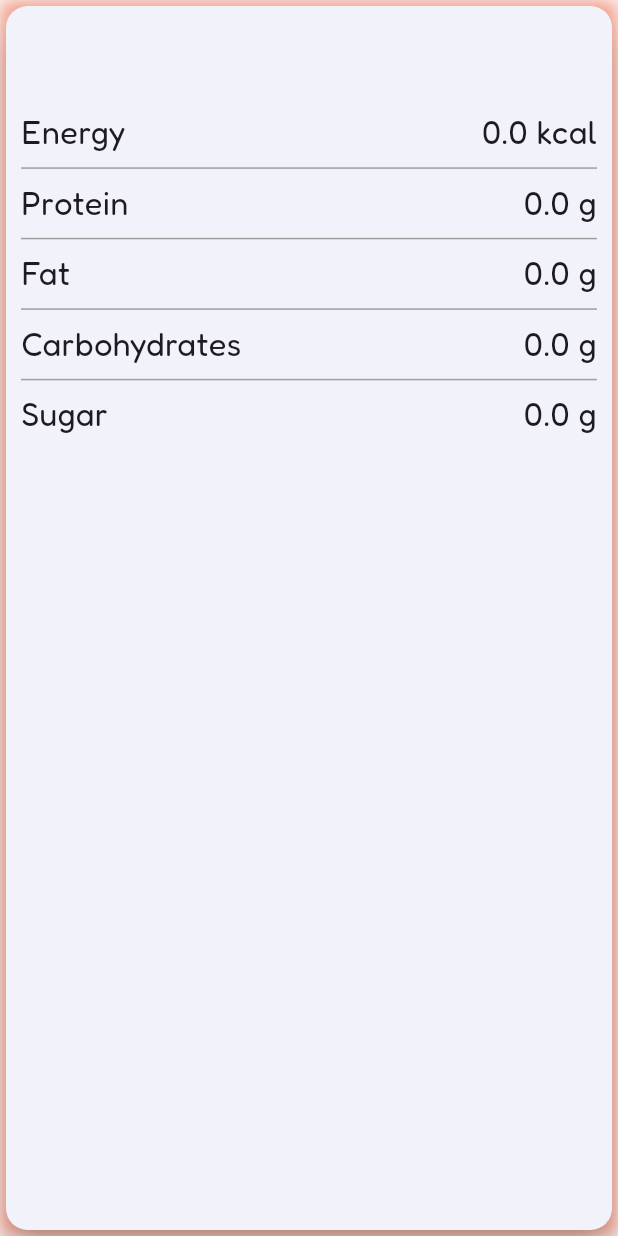
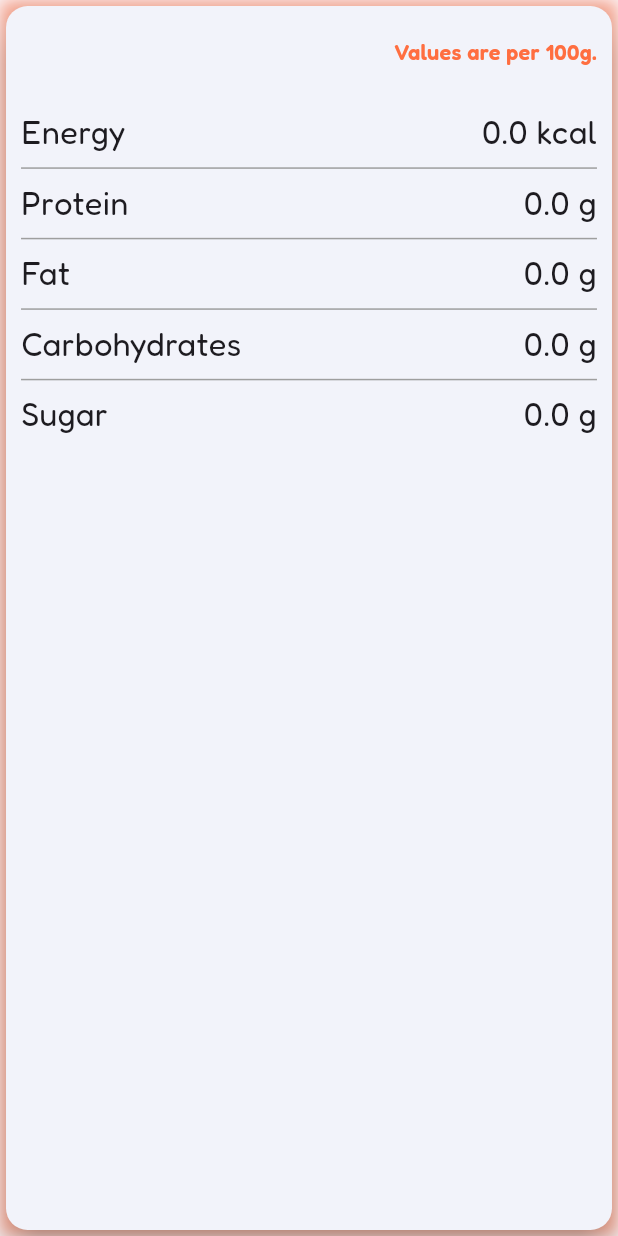
Before and after one commit to Atharva0418/Calories, a Flutter app: the NutritionCard widget shown alone on an empty page, opened directly with empty values, on a phone screen of 412 x 824 dp. Run offline on Flutter 3.47's test engine with Material 3 defaults, Android fonts, the phone set to English and light mode, and no system bars; our stand-ins replace flutter_dotenv, flutter_screenutil, google_fonts, image_picker, lottie.

Commit message:
Added 'Values per 100g' text when nutrition content is displayed

```diff
--- a/lib/screens/widgets/nutrition_card.dart
+++ b/lib/screens/widgets/nutrition_card.dart
@@ -51,6 +51,9 @@ class NutritionCard extends StatelessWidget {
           child: Column(
             crossAxisAlignment: CrossAxisAlignment.start,
             children: [
+              Row(
+                mainAxisAlignment: MainAxisAlignment.spaceBetween,
+                children: [
                   Text(
                     nutrition.food,
                     style: GoogleFonts.fredoka(
@@ -60,6 +63,16 @@ class NutritionCard extends StatelessWidget {
                         color: Colors.deepOrangeAccent,
                       ),
                     ),
+                  ),
+                  Text(
+                    "Values are per 100g.",
+                    style: GoogleFonts.fredoka(
+                      textStyle: TextStyle(fontSize: 16.sp),
+                      fontWeight: FontWeight.w600,
+                      color: Colors.deepOrangeAccent,
+                    ),
+                  ),
+                ],
               ),
               SizedBox(height: 20.h),
 
```
Also changed, not shown: 2 other files. Lines whose indentation alone changed are shown as unchanged.
